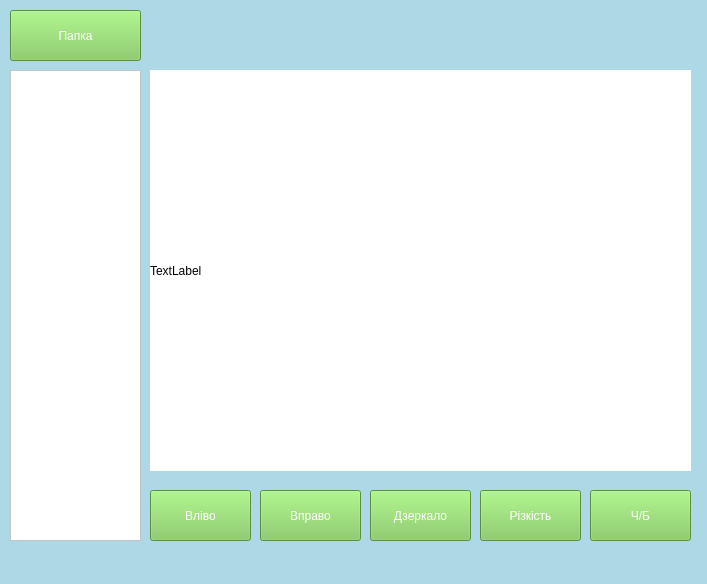
Old version of the form editor/untitled.ui in the repository Logika-16-00/MARKO.
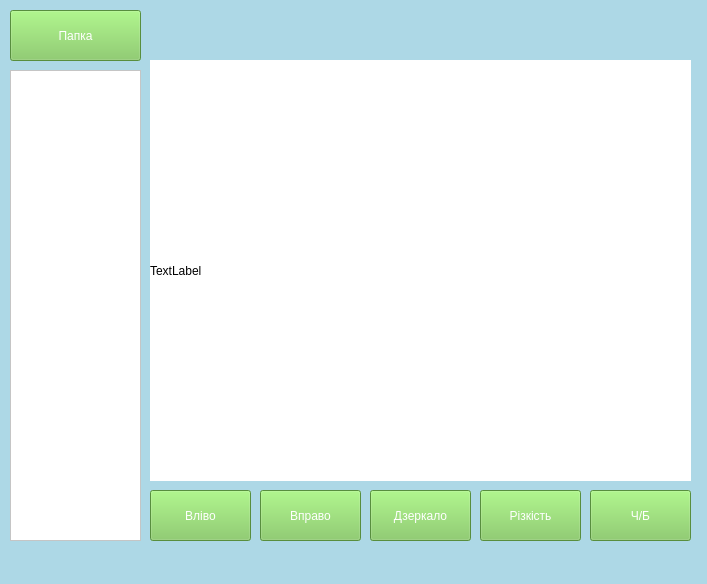
New version of the form.

Patch:
```diff
--- a/editor/untitled.ui
+++ b/editor/untitled.ui
@@ -143,9 +143,9 @@
     <property name="geometry">
      <rect>
       <x>150</x>
-      <y>70</y>
+      <y>60</y>
       <width>541</width>
-      <height>401</height>
+      <height>421</height>
      </rect>
     </property>
     <property name="styleSheet">
```
